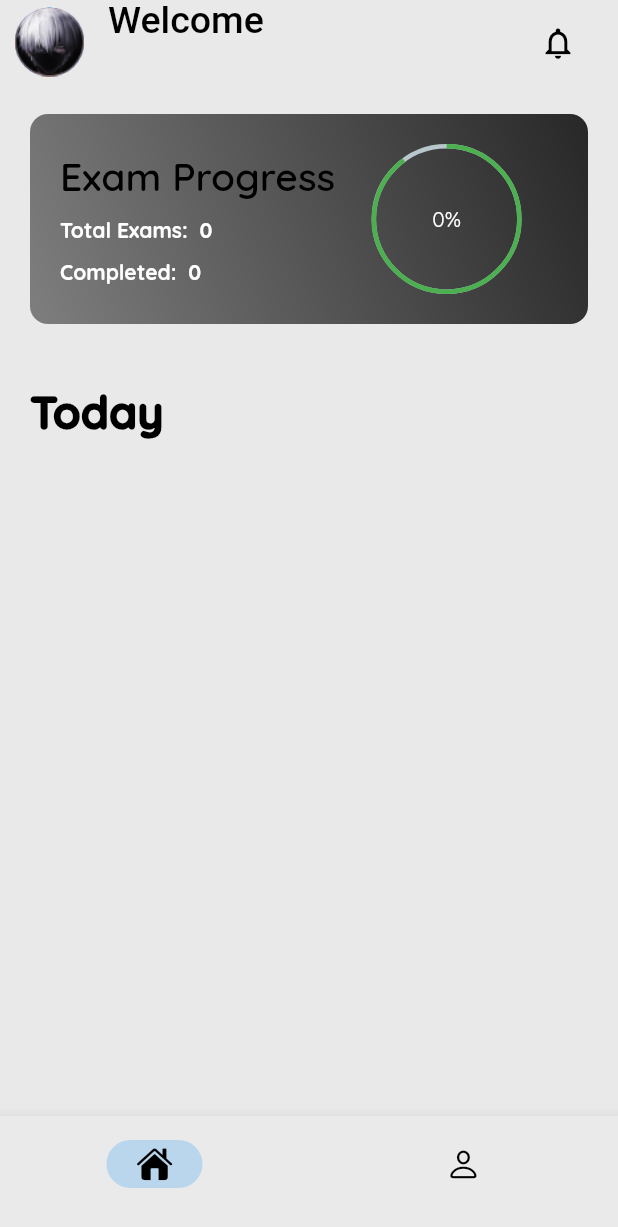
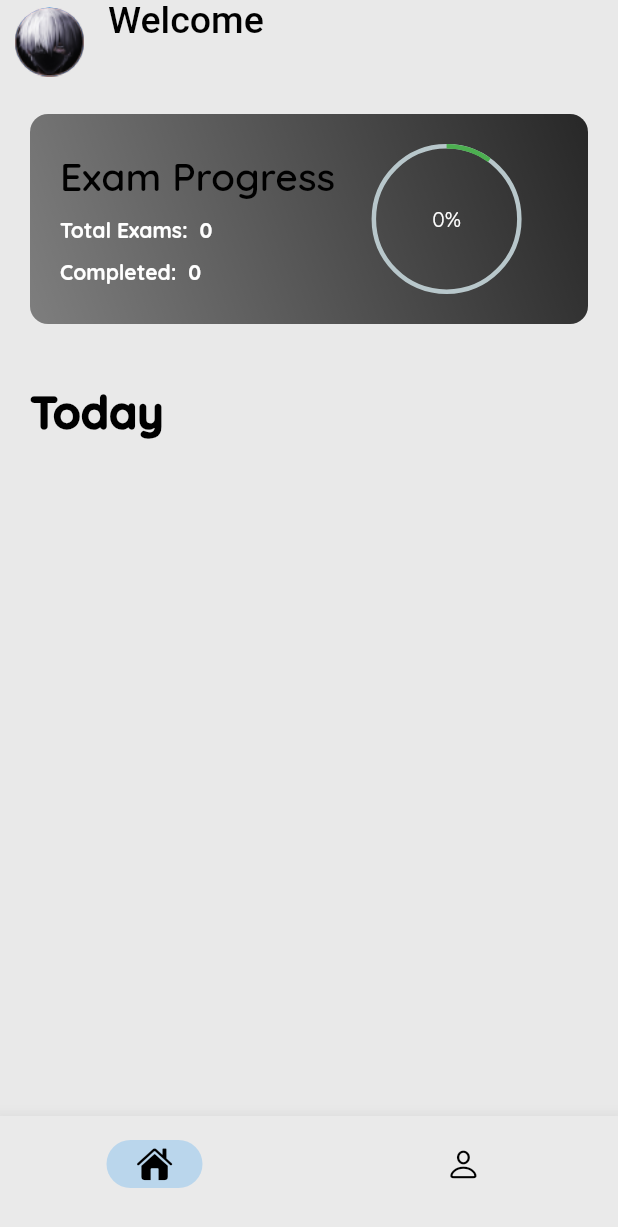
Before and after one commit to Deonorla/exam_app, a Flutter app: the screen it shows once a user with an empty profile is signed in, on a phone screen of 412 x 824 dp. Shown: the top 1227 px of the screen. Run offline on Flutter 3.47's test engine with Material 2 defaults, Android fonts, the phone set to English and light mode, and no system bars; drawn by our look-alikes of percent_indicator; our stand-ins replace awesome_snackbar_content, cached_network_image, cloud_firestore, firebase_auth, firebase_core, firebase_storage and 6 more; missing offline and left inert: easy_separator, local_auth_android, local_auth_ios; accounts and stored records are empty.

```diff
--- a/lib/constants/ui_constant.dart
+++ b/lib/constants/ui_constant.dart
@@ -2,7 +2,6 @@ import 'package:cbt_mobile_application/controllers/profileController.dart';
 import 'package:cbt_mobile_application/models/user_model.dart';
 import 'package:flutter/material.dart';
 import 'package:get/get.dart';
-import 'package:get/get_core/src/get_main.dart';
 import 'colors.dart';
 
 class UiConstant {
@@ -14,13 +13,13 @@ class UiConstant {
       centerTitle: false,
       title: FutureBuilder(
         future: controller.getUserData(),
-        builder: (context, snapshot){
-           if(snapshot.connectionState == ConnectionState.done){
-              if(snapshot.hasData){
+        builder: (context, snapshot) {
+          if (snapshot.connectionState == ConnectionState.done) {
+            if (snapshot.hasData) {
               UserModel userData = snapshot.data as UserModel;
               return RichText(
                   textAlign: TextAlign.start,
-                    text:  TextSpan(children: [
+                  text: TextSpan(children: [
                     const TextSpan(
                         text: "Welcome \n",
                         style: TextStyle(
@@ -34,11 +33,13 @@ class UiConstant {
                           fontSize: 15,
                         ))
                   ]));
-              }else {
+            } else {
               return const Text("");
             }
-           }else{
-             return const Center(child: CircularProgressIndicator(),);
+          } else {
+            return const Center(
+              child: CircularProgressIndicator(),
+            );
           }
         },
       ),
@@ -48,19 +49,6 @@ class UiConstant {
           child: Image.asset("assets/images/splash_images/avatar.png"),
         ),
       ),
-      actions: [
-        Padding(
-          padding: const EdgeInsets.all(8.0),
-          child: TextButton(
-            onPressed: () {},
-            child: const Icon(
-              Icons.notifications_outlined,
-              size: 25,
-              color: Colors.black,
-            ),
-          ),
-        )
-      ],
     );
   }
 }
--- a/lib/controllers/auth/auth_controller.dart
+++ b/lib/controllers/auth/auth_controller.dart
@@ -78,6 +78,11 @@ class AuthController extends GetxController {
       await _auth.signOut().whenComplete(() => Toast.show(Get.context,
           "Logged out Successfull", "Logged Out", ContentType.success));
 
+  User? getUser() {
+    firebaseUser.value = _auth.currentUser;
+    return firebaseUser.value;
+  }
+
   // late FirebaseAuth _auth;
   // final _user = Rxn<User>();
   // late Stream<User?> _authStateChanges;
--- a/lib/firebase_ref/references.dart
+++ b/lib/firebase_ref/references.dart
@@ -2,6 +2,7 @@ import 'package:cloud_firestore/cloud_firestore.dart';
 import 'package:firebase_storage/firebase_storage.dart';
 
 final userRf = fireStore.collection("users");
+final resultRf = fireStore.collection("results");
 // once invoked it creates a collection named questionPaper in the firebase backend
 final fireStore = FirebaseFirestore.instance;
 final questionPaperRF = fireStore.collection('questionPapers');
--- a/lib/screens/view/exam_overview_screen.dart
+++ b/lib/screens/view/exam_overview_screen.dart
@@ -6,7 +6,7 @@ import 'package:cbt_mobile_application/widgets/questions/countdown_timer.dart';
 import 'package:cbt_mobile_application/widgets/questions/question_number_card.dart';
 import 'package:flutter/material.dart';
 import 'package:get/get.dart';
-
+import 'package:cbt_mobile_application/controllers/question_paper/question_controller_extension.dart';
 import '../../controllers/my_app_life_cycle_observer.dart';
 
 class ExamOverviewScreen extends GetView<QuestionController> {
@@ -92,6 +92,7 @@ class ExamOverviewScreen extends GetView<QuestionController> {
                       const EdgeInsets.symmetric(horizontal: 25, vertical: 10),
                   child: MainButton(
                     onTap: () {
+                      controller.saveResult();
                       controller.submit();
                     },
                     title: 'Submit',
--- a/lib/widgets/progress_card.dart
+++ b/lib/widgets/progress_card.dart
@@ -58,7 +58,7 @@ class ProgressCard extends StatelessWidget {
               child: CircularPercentIndicator(
                 radius: 50,
                 lineWidth: 3,
-                percent: .90,
+                percent: .10,
                 center: const Text(
                   '0%',
                   style: TextStyle(color: whiteColor),
```
Also changed, not shown: lib/controllers/question_paper/question_controller.dart (+8 -0 lines), lib/controllers/question_paper/question_controller_extension.dart (+32 -2 lines), lib/screens/home/home_screen.dart (+0 -7 lines). Lines whose indentation alone changed are shown as unchanged.
